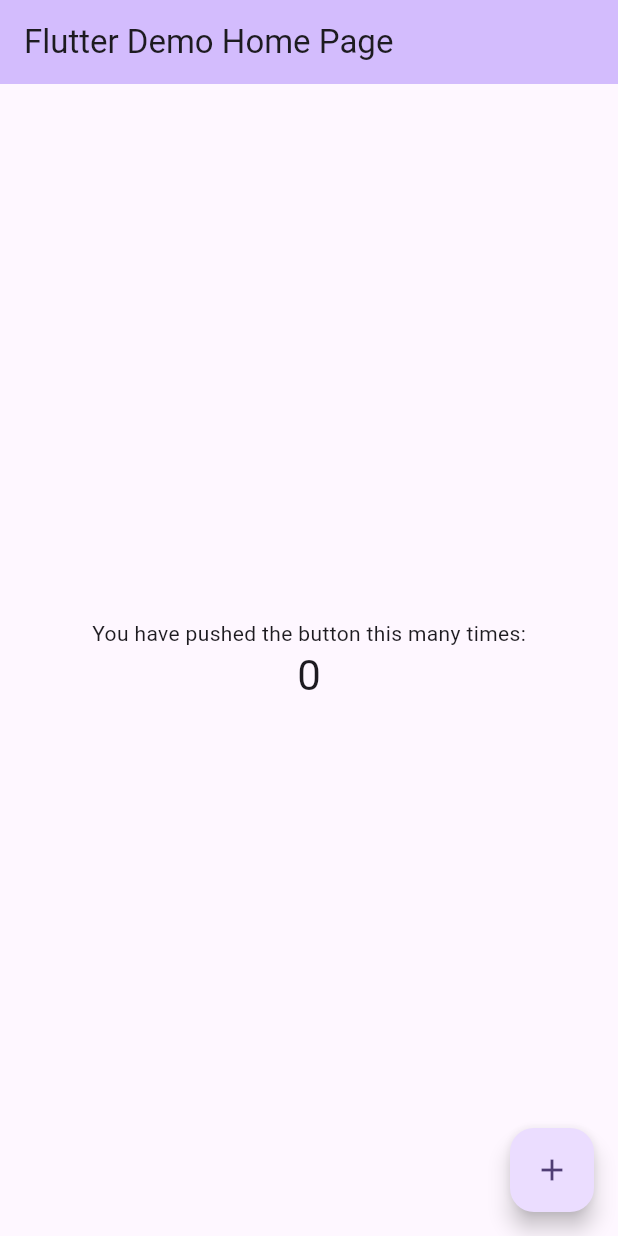
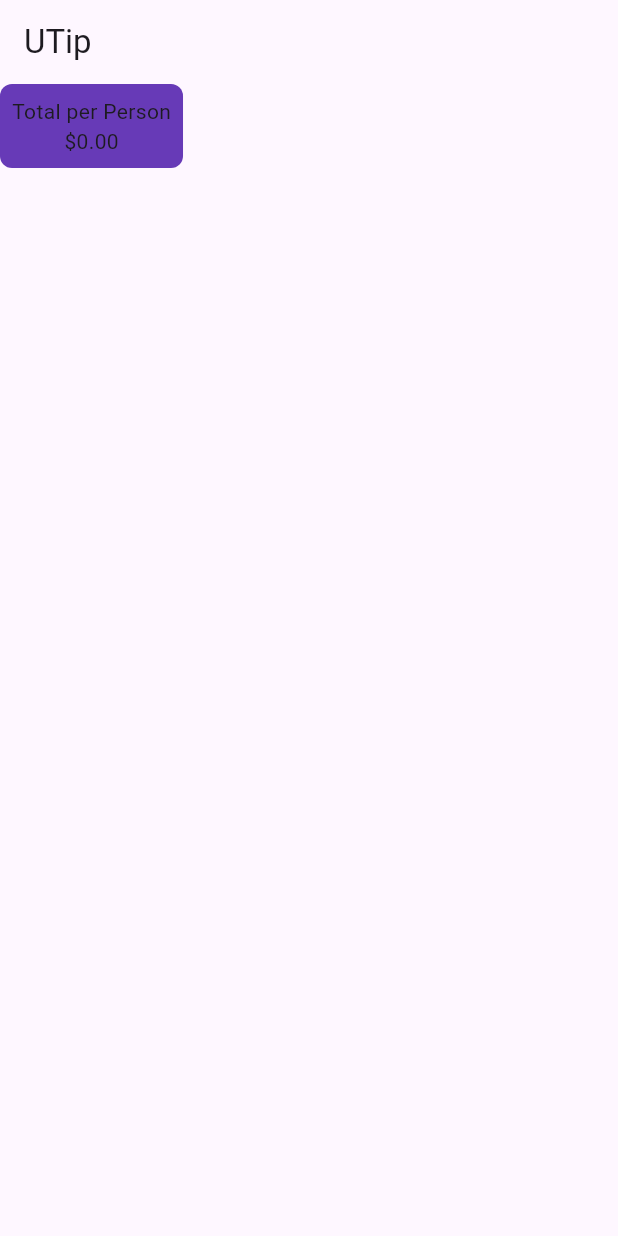
Before and after one commit to AhmedGTaha/UTip, a Flutter app: the screen it shows after launch, on a phone screen of 412 x 824 dp. Run offline on Flutter 3.47's test engine with Material 3 defaults, Android fonts, the phone set to English and light mode, and no system bars.

Commit message:
some changes

```diff
--- a/utip/lib/main.dart
+++ b/utip/lib/main.dart
@@ -6,117 +6,44 @@ void main() {
 
 class MyApp extends StatelessWidget {
   const MyApp({super.key});
-
-  // This widget is the root of your application.
   @override
   Widget build(BuildContext context) {
     return MaterialApp(
-      title: 'Flutter Demo',
+      title: 'UTip',
       theme: ThemeData(
-        // This is the theme of your application.
-        //
-        // TRY THIS: Try running your application with "flutter run". You'll see
-        // the application has a purple toolbar. Then, without quitting the app,
-        // try changing the seedColor in the colorScheme below to Colors.green
-        // and then invoke "hot reload" (save your changes or press the "hot
-        // reload" button in a Flutter-supported IDE, or press "r" if you used
-        // the command line to start the app).
-        //
-        // Notice that the counter didn't reset back to zero; the application
-        // state is not lost during the reload. To reset the state, use hot
-        // restart instead.
-        //
-        // This works for code too, not just values: Most code changes can be
-        // tested with just a hot reload.
         colorScheme: ColorScheme.fromSeed(seedColor: Colors.deepPurple),
       ),
-      home: const MyHomePage(title: 'Flutter Demo Home Page'),
+      home: const UTip(),
     );
   }
 }
 
-class MyHomePage extends StatefulWidget {
-  const MyHomePage({super.key, required this.title});
-
-  // This widget is the home page of your application. It is stateful, meaning
-  // that it has a State object (defined below) that contains fields that affect
-  // how it looks.
-
-  // This class is the configuration for the state. It holds the values (in this
-  // case the title) provided by the parent (in this case the App widget) and
-  // used by the build method of the State. Fields in a Widget subclass are
-  // always marked "final".
-
-  final String title;
+class UTip extends StatefulWidget {
+  const UTip({super.key});
 
   @override
-  State<MyHomePage> createState() => _MyHomePageState();
+  State<UTip> createState() => _UTipState();
 }
 
-class _MyHomePageState extends State<MyHomePage> {
-  int _counter = 0;
-
-  void _incrementCounter() {
-    setState(() {
-      // This call to setState tells the Flutter framework that something has
-      // changed in this State, which causes it to rerun the build method below
-      // so that the display can reflect the updated values. If we changed
-      // _counter without calling setState(), then the build method would not be
-      // called again, and so nothing would appear to happen.
-      _counter++;
-    });
-  }
-
+class _UTipState extends State<UTip> {
   @override
   Widget build(BuildContext context) {
-    // This method is rerun every time setState is called, for instance as done
-    // by the _incrementCounter method above.
-    //
-    // The Flutter framework has been optimized to make rerunning build methods
-    // fast, so that you can just rebuild anything that needs updating rather
-    // than having to individually change instances of widgets.
     return Scaffold(
-      appBar: AppBar(
-        // TRY THIS: Try changing the color here to a specific color (to
-        // Colors.amber, perhaps?) and trigger a hot reload to see the AppBar
-        // change color while the other colors stay the same.
-        backgroundColor: Theme.of(context).colorScheme.inversePrimary,
-        // Here we take the value from the MyHomePage object that was created by
-        // the App.build method, and use it to set our appbar title.
-        title: Text(widget.title),
+      appBar: AppBar(title: const Text('UTip')),
+      body: Column(
+        children: [
+          Container(
+            padding: const EdgeInsets.all(8),
+            decoration: BoxDecoration(
+              color: Colors.deepPurple,
+              borderRadius: BorderRadius.circular(8),
+            ),
+            child: const Column(
+              children: [Text('Total per Person'), Text('\$0.00')],
+            ),
+          ),
+        ],
       ),
-      body: Center(
-        // Center is a layout widget. It takes a single child and positions it
-        // in the middle of the parent.
-        child: Column(
-          // Column is also a layout widget. It takes a list of children and
-          // arranges them vertically. By default, it sizes itself to fit its
-          // children horizontally, and tries to be as tall as its parent.
-          //
-          // Column has various properties to control how it sizes itself and
-          // how it positions its children. Here we use mainAxisAlignment to
-          // center the children vertically; the main axis here is the vertical
-          // axis because Columns are vertical (the cross axis would be
-          // horizontal).
-          //
-          // TRY THIS: Invoke "debug painting" (choose the "Toggle Debug Paint"
-          // action in the IDE, or press "p" in the console), to see the
-          // wireframe for each widget.
-          mainAxisAlignment: MainAxisAlignment.center,
-          children: <Widget>[
-            const Text('You have pushed the button this many times:'),
-            Text(
-              '$_counter',
-              style: Theme.of(context).textTheme.headlineMedium,
-            ),
-          ],
-        ),
-      ),
-      floatingActionButton: FloatingActionButton(
-        onPressed: _incrementCounter,
-        tooltip: 'Increment',
-        child: const Icon(Icons.add),
-      ), // This trailing comma makes auto-formatting nicer for build methods.
     );
   }
 }
```
